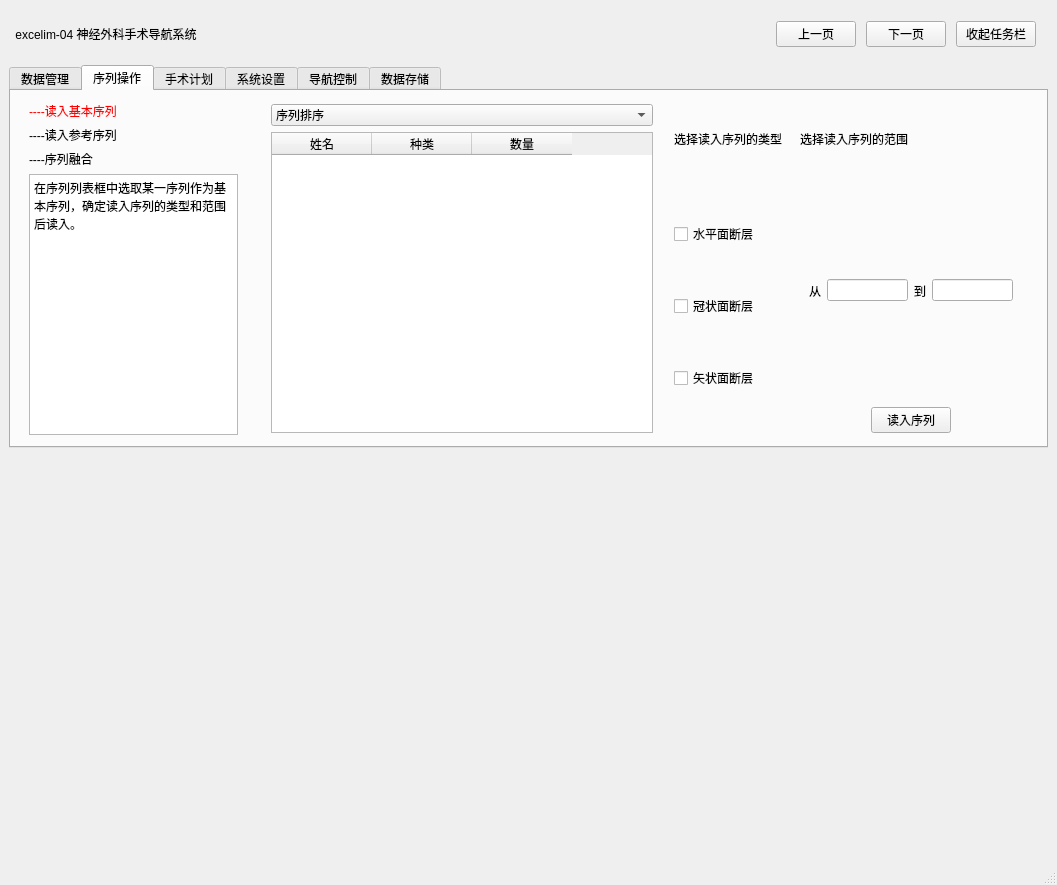
Above: mainwindow.ui from kalipolis/excelim_qt_withui before the change. Below: the same form after it.
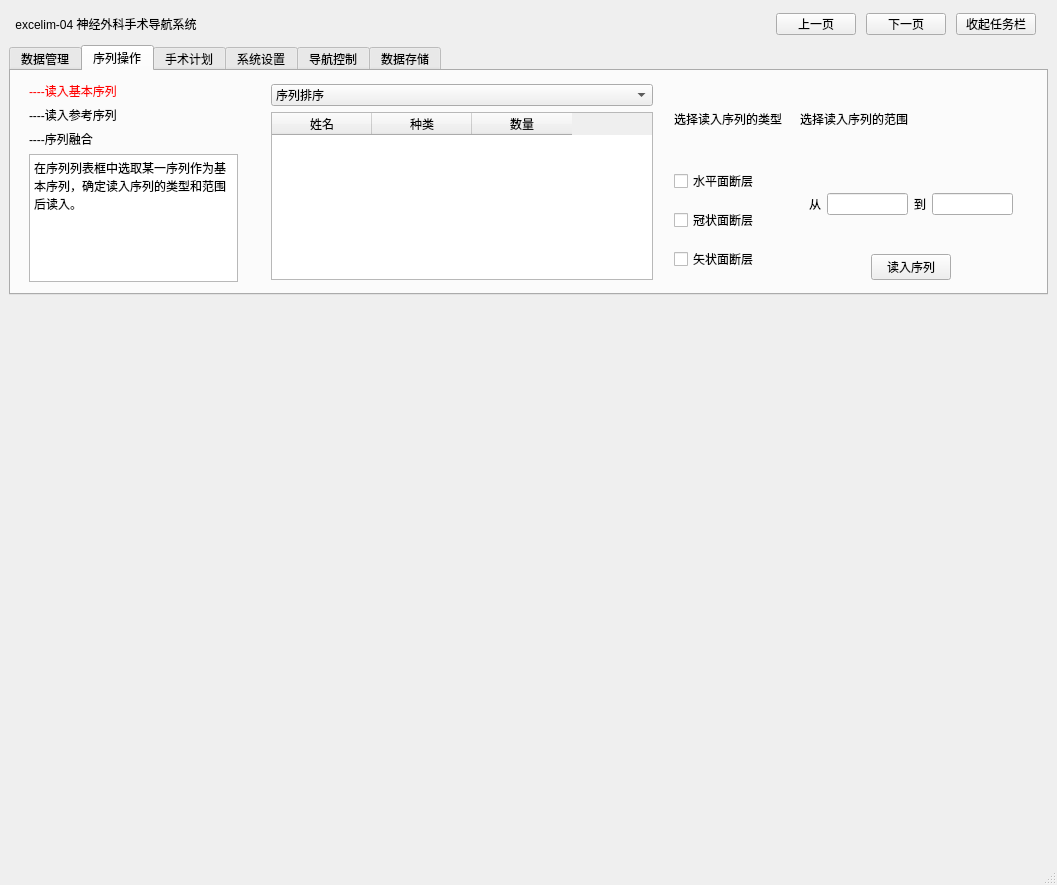
That is the form after the change. Custom widgets are drawn as their Qt base class.

Commit message: 修改控件大小

```diff
--- a/mainwindow.ui
+++ b/mainwindow.ui
@@ -20,13 +20,13 @@
       <property name="minimumSize">
        <size>
         <width>0</width>
-        <height>50</height>
+        <height>30</height>
        </size>
       </property>
       <property name="maximumSize">
        <size>
         <width>16777215</width>
-        <height>80</height>
+        <height>30</height>
        </size>
       </property>
       <layout class="QHBoxLayout" name="horizontalLayout_56">
@@ -130,13 +130,13 @@
       <property name="minimumSize">
        <size>
         <width>0</width>
-        <height>350</height>
+        <height>0</height>
        </size>
       </property>
       <property name="maximumSize">
        <size>
         <width>16777215</width>
-        <height>400</height>
+        <height>250</height>
        </size>
       </property>
       <property name="currentIndex">
@@ -411,6 +411,12 @@
             </item>
             <item>
              <widget class="QStackedWidget" name="stacked_widget_series">
+              <property name="maximumSize">
+               <size>
+                <width>16777215</width>
+                <height>314</height>
+               </size>
+              </property>
               <property name="currentIndex">
                <number>0</number>
               </property>
```
